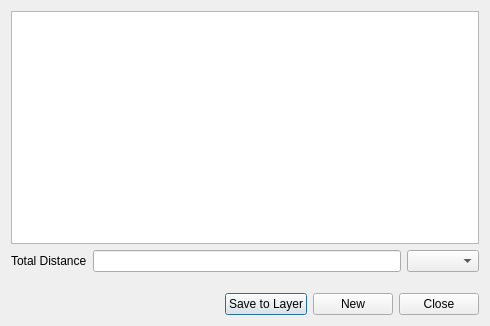
NationalSecurityAgency/qgis-shapetools-plugin, file ui/geodesicMeasureDialog.ui: the form before one commit.
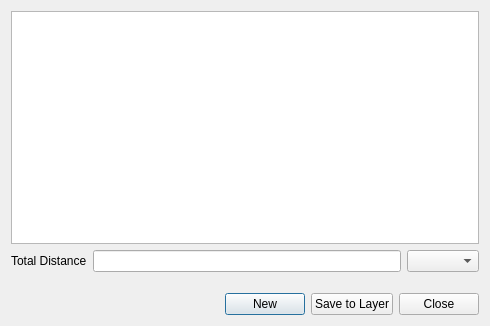
The form after the commit.

```diff
--- a/ui/geodesicMeasureDialog.ui
+++ b/ui/geodesicMeasureDialog.ui
@@ -61,16 +61,16 @@
       </spacer>
      </item>
      <item>
-      <widget class="QPushButton" name="saveToLayerButton">
+      <widget class="QPushButton" name="newButton">
        <property name="text">
-        <string>Save to Layer</string>
+        <string>New</string>
        </property>
       </widget>
      </item>
      <item>
-      <widget class="QPushButton" name="newButton">
+      <widget class="QPushButton" name="saveToLayerButton">
        <property name="text">
-        <string>New</string>
+        <string>Save to Layer</string>
        </property>
       </widget>
      </item>
```
